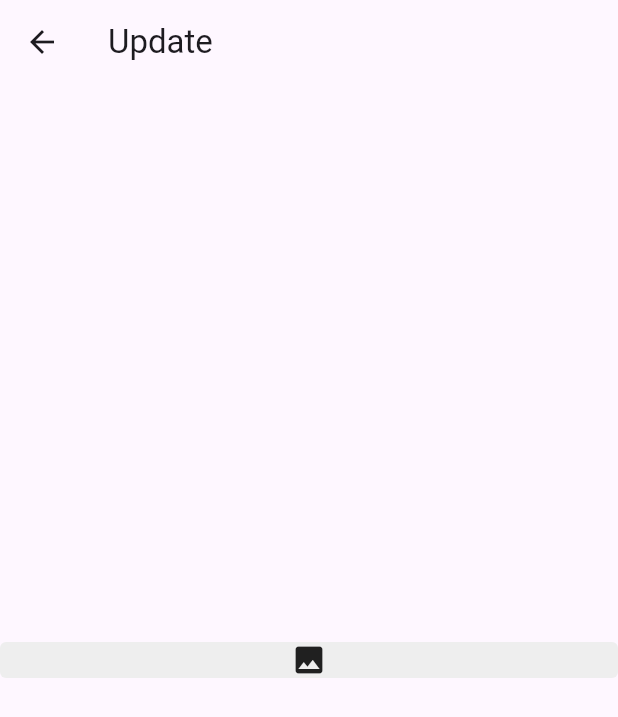
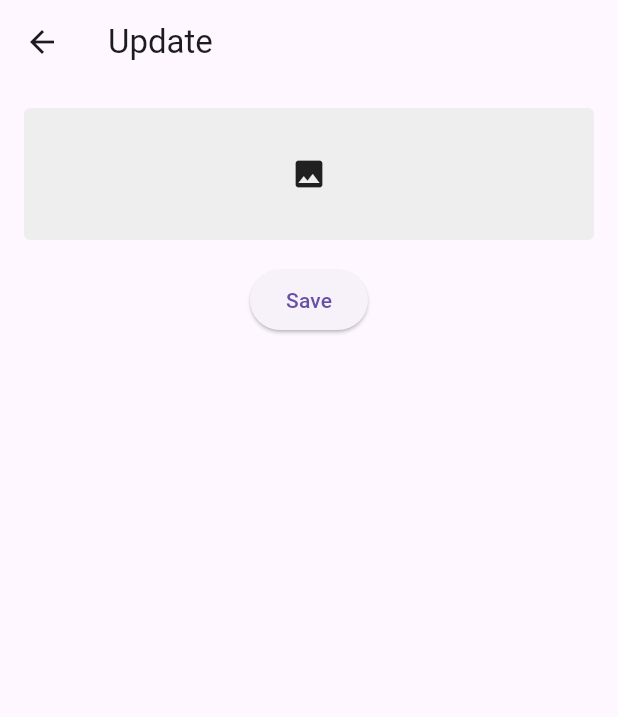
Before and after one commit to anoop-dtrans/demo_contacts_app, a Flutter app: the UserProfilePage screen opened directly, on a phone screen of 412 x 824 dp. Shown: the top 717 px of the screen. Run offline on Flutter 3.47's test engine with Material 3 defaults, Android fonts, the phone set to English and light mode, and no system bars; our stand-ins replace bloc, cloud_firestore, equatable, firebase_auth, firebase_core, firebase_storage and 3 more; missing offline and left inert: firebase_ui_auth; accounts and stored records are empty.

Commit message:
user image upload completed.

```diff
--- a/lib/models/user.dart
+++ b/lib/models/user.dart
@@ -11,6 +11,7 @@ class User extends Equatable {
   final String? phone;
   final String? website;
   final Company? company;
+  final String? imageUrl;
 
   /// Empty User
   factory User.empty() => const User(id: '', email: '');
@@ -24,6 +25,7 @@ class User extends Equatable {
     this.phone,
     this.website,
     this.company,
+    this.imageUrl,
   });
 
   User copyWith({
@@ -35,6 +37,7 @@ class User extends Equatable {
     String? phone,
     String? website,
     Company? company,
+    String? imageUrl,
   }) =>
       User(
         id: id ?? this.id,
@@ -45,6 +48,7 @@ class User extends Equatable {
         phone: phone ?? this.phone,
         website: website ?? this.website,
         company: company ?? this.company,
+        imageUrl: imageUrl ?? this.imageUrl,
       );
 
   factory User.fromJson(Map<String, dynamic> json) => User(
@@ -58,6 +62,7 @@ class User extends Equatable {
         website: json["website"],
         company:
             json["company"] != null ? Company.fromJson(json["company"]) : null,
+        imageUrl: json["imageUrl"],
       );
 
   Map<String, dynamic> toJson() => {
@@ -69,13 +74,25 @@ class User extends Equatable {
         "phone": phone,
         "website": website,
         "company": company?.toJson(),
+        "imageUrl": imageUrl,
       };
 
   bool get isEmpty => id.isEmpty;
 
+  bool get hasImage => imageUrl?.isNotEmpty ?? false;
+
   @override
-  List<Object?> get props =>
-      [id, name, username, email, address, phone, website, company];
+  List<Object?> get props => [
+        id,
+        name,
+        username,
+        email,
+        address,
+        phone,
+        website,
+        company,
+        imageUrl,
+      ];
 }
 
 class Address {
--- a/lib/pages/user/profile/cubit/user_profile_state.dart
+++ b/lib/pages/user/profile/cubit/user_profile_state.dart
@@ -4,7 +4,7 @@ sealed class UserProfileState extends Equatable {
   const UserProfileState();
 
   @override
-  List<Object> get props => [];
+  List<Object?> get props => [];
 }
 
 final class UserProfileInitial extends UserProfileState {}
@@ -20,4 +20,20 @@ final class UserProfileLoaded extends UserProfileState {
 
   /// Image
   final XFile? imageFile;
+
+  @override
+  List<Object?> get props => [user, imageFile];
 }
+
+final class UserProfileError extends UserProfileState {
+  final String errorMessage;
+
+  const UserProfileError({required this.errorMessage});
+}
+
+final class UserProfileUpdated extends UserProfileState {
+  /// User
+  final User user;
+
+  const UserProfileUpdated({required this.user});
+}
--- a/lib/pages/user/profile/page.dart
+++ b/lib/pages/user/profile/page.dart
@@ -1,9 +1,14 @@
+import 'dart:io';
+
 import 'package:demo_api_app/pages/user/profile/cubit/user_profile_cubit.dart';
 import 'package:flutter/material.dart';
 import 'package:flutter_bloc/flutter_bloc.dart';
 
 class UserProfilePage extends StatelessWidget {
   const UserProfilePage({super.key});
+
+  static Route<UserProfilePage> get route =>
+      MaterialPageRoute(builder: (_) => const UserProfilePage());
 
   @override
   Widget build(BuildContext context) {
@@ -15,23 +20,64 @@ class UserProfilePage extends StatelessWidget {
             'Update',
           ),
         ),
-        body: Center(
-          child: Column(
+        body: BlocConsumer<UserProfileCubit, UserProfileState>(
+          listener: (context, state) {
+            if (state is UserProfileUpdated) {
+              Navigator.of(context).pop();
+            }
+          },
+          builder: (context, state) {
+            if (state is UserProfileLoaded) {
+              return Column(
                 mainAxisSize: MainAxisSize.min,
                 children: [
                   Container(
+                    margin: const EdgeInsets.all(16),
+                    padding: const EdgeInsets.symmetric(
+                      vertical: 32,
+                      horizontal: 16,
+                    ),
                     decoration: BoxDecoration(
                       borderRadius: BorderRadius.circular(
                         4,
                       ),
                       color: Colors.grey[200],
                     ),
-                child: Center(
+                    child: GestureDetector(
+                      onTap: () => context.read<UserProfileCubit>().pickImage(),
+                      child: Stack(
+                        children: [
+                          if (state.imageFile != null)
+                            Positioned(
+                              top: 0,
+                              bottom: 0,
+                              left: 0,
+                              right: 0,
+                              child: Image.file(
+                                File(state.imageFile!.path),
+                                fit: BoxFit.cover,
+                              ),
+                            ),
+                          const Center(
                             child: Icon(Icons.image),
                           ),
+                        ],
+                      ),
+                    ),
+                  ),
+                  ElevatedButton(
+                    onPressed: () =>
+                        context.read<UserProfileCubit>().uploadImage(),
+                    child: const Text('Save'),
                   )
                 ],
-          ),
+              );
+            } else {
+              return const Center(
+                child: CircularProgressIndicator(),
+              );
+            }
+          },
         ),
       ),
     );
--- a/pubspec.yaml
+++ b/pubspec.yaml
@@ -47,6 +47,7 @@ dependencies:
   provider: ^6.1.1
   cross_file: ^0.3.3+7
   firebase_storage: ^11.5.3
+  image_picker: ^1.0.4
 
 dev_dependencies:
   flutter_test:
```
Also changed, not shown: lib/app/app.dart (+8 -3 lines), lib/pages/user/profile/cubit/user_profile_cubit.dart (+34 -2 lines), firebase.json (added), pubspec.lock, 8 other files. Lines whose indentation alone changed are shown as unchanged.
